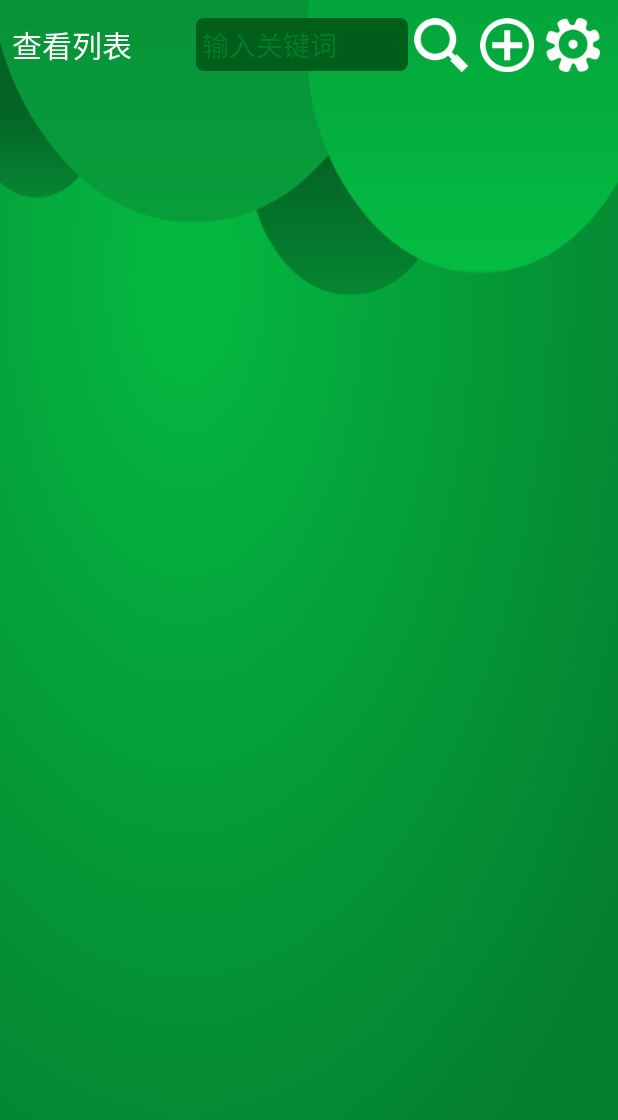
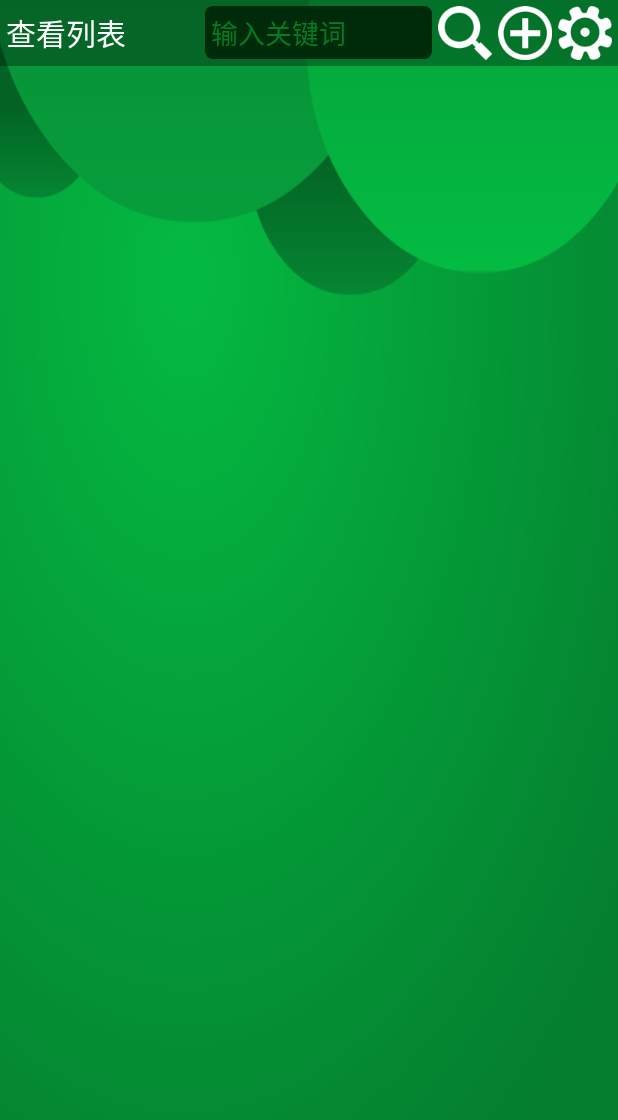
Before and after one commit to codeqian/password-note, an Android app: the MainActivity screen opened directly, with no data from a screen before it, on a phone screen of 412 x 824 dp. Shown: the top 1120 px of the screen. Run offline under Robolectric (Android 15) with nearby library versions, the phone set to English and light mode, and no system bars.

Commit message:
修改页面布局

```diff
--- a/src/passnote/app/src/main/res/drawable/rounded_edittext.xml
+++ b/src/passnote/app/src/main/res/drawable/rounded_edittext.xml
@@ -2,7 +2,7 @@
     <!--圆角边框样式-->
 <shape xmlns:android="http://schemas.android.com/apk/res/android"
     android:shape="rectangle">
-    <solid android:color="@color/darkGreen" />
+    <solid android:color="@color/blackGreen" />
     <corners
         android:bottomRightRadius="5dp"
         android:bottomLeftRadius="5dp"
--- a/src/passnote/app/src/main/res/layout/activity_main.xml
+++ b/src/passnote/app/src/main/res/layout/activity_main.xml
@@ -4,8 +4,9 @@
     android:layout_height="match_parent">
     <!-- 顶部工具栏-->
     <LinearLayout
-        android:padding="@dimen/textBigPadding"
+        android:padding="@dimen/textPadding"
         android:orientation="horizontal"
+        android:background="@color/color_transdark"
         android:layout_width="match_parent"
         android:layout_height="wrap_content">
         <!-- 标题-->
@@ -42,37 +43,37 @@
             android:layout_gravity="center_vertical">
             <ImageView
                 android:id="@+id/searchBtn"
-                android:layout_margin="@dimen/little_margin"
+                android:layout_marginLeft="@dimen/little_margin"
                 android:src="@mipmap/search"
                 android:layout_width="wrap_content"
                 android:layout_height="wrap_content" />
             <ImageView
                 android:id="@+id/newBtn"
-                android:layout_margin="@dimen/little_margin"
+                android:layout_marginLeft="@dimen/little_margin"
                 android:src="@mipmap/add"
                 android:layout_width="wrap_content"
                 android:layout_height="wrap_content" />
             <ImageView
                 android:id="@+id/allBtn"
-                android:layout_margin="@dimen/little_margin"
+                android:layout_marginLeft="@dimen/little_margin"
                 android:src="@mipmap/all"
                 android:layout_width="wrap_content"
                 android:layout_height="wrap_content" />
             <ImageView
                 android:id="@+id/delBtn"
-                android:layout_margin="@dimen/little_margin"
+                android:layout_marginLeft="@dimen/little_margin"
                 android:src="@mipmap/del"
                 android:layout_width="wrap_content"
                 android:layout_height="wrap_content" />
             <ImageView
                 android:id="@+id/closeBtn"
-                android:layout_margin="@dimen/little_margin"
+                android:layout_marginLeft="@dimen/little_margin"
                 android:src="@mipmap/closebtn"
                 android:layout_width="wrap_content"
                 android:layout_height="wrap_content" />
             <ImageView
                 android:id="@+id/settingBtn"
-                android:layout_margin="@dimen/little_margin"
+                android:layout_marginLeft="@dimen/little_margin"
                 android:src="@mipmap/setting"
                 android:layout_width="wrap_content"
                 android:layout_height="wrap_content" />
@@ -82,8 +83,8 @@
     <TextView
         android:text="info..."
         android:id="@+id/info_t"
-        android:paddingLeft="@dimen/textBigPadding"
-        android:paddingRight="@dimen/textBigPadding"
+        android:paddingLeft="@dimen/textPadding"
+        android:paddingRight="@dimen/textPadding"
         android:layout_marginBottom="@dimen/big_margin"
         android:textColor="@color/titleText"
         android:layout_width="wrap_content"
@@ -95,7 +96,7 @@
         android:id="@+id/listSV"
         android:layout_gravity="center_horizontal" >
         <LinearLayout
-            android:padding="@dimen/textBigPadding"
+            android:padding="@dimen/textPadding"
             android:orientation="vertical"
             android:id="@+id/contentList"
             android:layout_width="match_parent"
--- a/src/passnote/app/src/main/res/values/colors.xml
+++ b/src/passnote/app/src/main/res/values/colors.xml
@@ -4,7 +4,9 @@
     <color name="titleYellow">#9CEE1B</color>
     <color name="mainGreen">#027D25</color>
     <color name="darkGreen">#005e1b</color>
+    <color name="blackGreen">#002b0b</color>
     <color name="titleText">#ffffff</color>
     <color name="hintGray">#6C6C6C</color>
     <color name="black">#000000</color>
+    <color name="color_transdark">#50000000</color>
 </resources>
```
